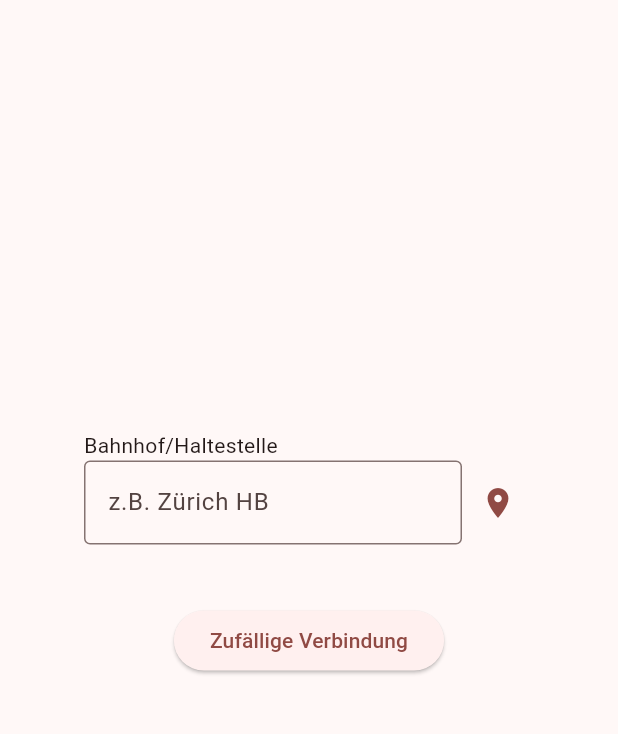
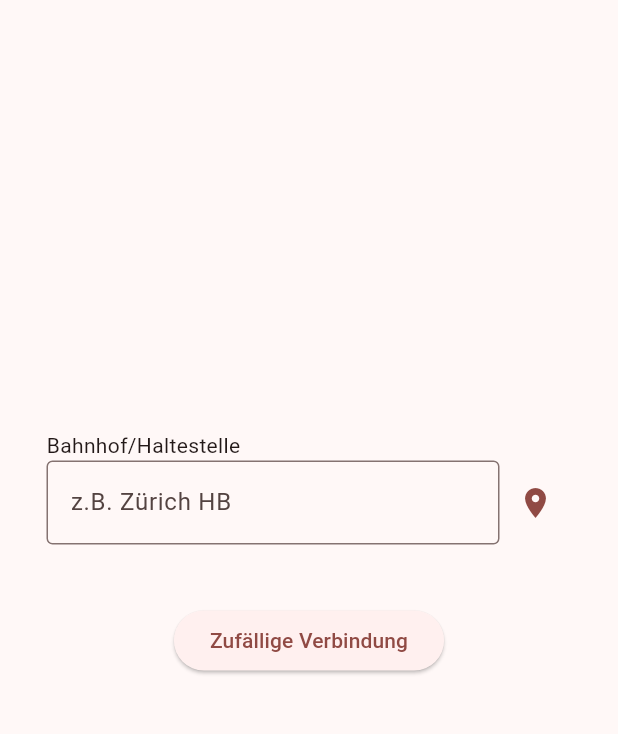
Before and after one commit to vera-bernhard/pantografin, a Flutter app: the screen it shows after launch, after a tap on the "location on" icon, on a phone screen of 412 x 824 dp, the part 84-818 px from its top. Run offline on Flutter 3.47's test engine with Material 2 defaults, Android fonts, the phone set to English and light mode, and no system bars; our stand-ins replace geolocator, timezone.

Commit message:
Clean up interface

```diff
--- a/lib/main.dart
+++ b/lib/main.dart
@@ -57,6 +57,17 @@
     return formattedTime;
   }
 
+  void resetDeparture() {
+    setState(() {
+      _track = '';
+      _departureTime = '';
+      _destination = '';
+      _mode = '';
+      _delay = 'null';
+      _modeIdentifier = '';
+    });
+  }
+
   final Map<String, IconData> modeIcons = {
     'S': Icons.train,
     'SN': Icons.train,
@@ -65,7 +76,7 @@
     'ICE': Icons.train,
     'EC': Icons.train,
     'B': Icons.directions_bus,
-    'BNN': Icons.directions_bus,
+    'BN': Icons.directions_bus,
     'T': Icons.tram,
     'BAT': Icons.directions_boat,
     // Add more mode-icon pairs as needed
@@ -82,7 +93,7 @@
 
     if (response.statusCode == 200) {
       final responseData = jsonDecode(response.body);
-
+      resetDeparture();
       if (responseData['station']['name'] == null) {
         setState(() {
           _error = 'Bahnhof/Haltestelle nicht gefunden';
@@ -120,12 +131,12 @@
           mainAxisAlignment: MainAxisAlignment.center,
           children: [
             MyCustomForm(
-              onStationChanged: (station) {
-                setState(() {
-                  _station = station;
-                });
-              },
-            ),
+                onStationChanged: (station) {
+                  setState(() {
+                    _station = station;
+                  });
+                },
+                homePageState: this),
             const SizedBox(height: 30),
             ElevatedButton(
               onPressed: _getRandomDeparture,
@@ -212,8 +223,10 @@
 
 class MyCustomForm extends StatefulWidget {
   final ValueChanged<String> onStationChanged;
+  final _MyHomePageState? homePageState; // Add this line
 
-  const MyCustomForm({Key? key, required this.onStationChanged})
+  const MyCustomForm(
+      {Key? key, required this.onStationChanged, this.homePageState})
       : super(key: key);
 
   @override
@@ -221,6 +234,7 @@
 }
 
 class _MyCustomFormState extends State<MyCustomForm> {
+  _MyHomePageState? _homePageState; // Add this reference
   final TextEditingController _stationController = TextEditingController();
   List<dynamic> _possibleStations = [];
 
@@ -264,7 +278,6 @@
 
   Future<void> _getClosestStations() async {
     String? locationString = await getCurrentLocationString();
-
     if (locationString == null) {
       return;
     } else {
@@ -282,6 +295,10 @@
         setState(() {
           _possibleStations = possibleStations;
         });
+
+        if (widget.homePageState != null) {
+          widget.homePageState!.resetDeparture();
+        }
       } else {
         print('API request failed with status code: ${response.statusCode}');
       }
@@ -297,7 +314,7 @@
   @override
   Widget build(BuildContext context) {
     return Container(
-      width: 300,
+      width: 350,
       child: Column(
         crossAxisAlignment: CrossAxisAlignment.start,
         children: <Widget>[
```
